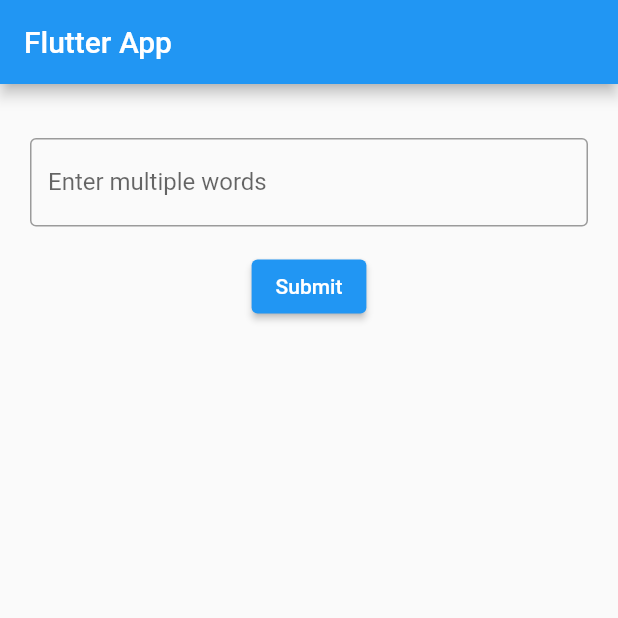
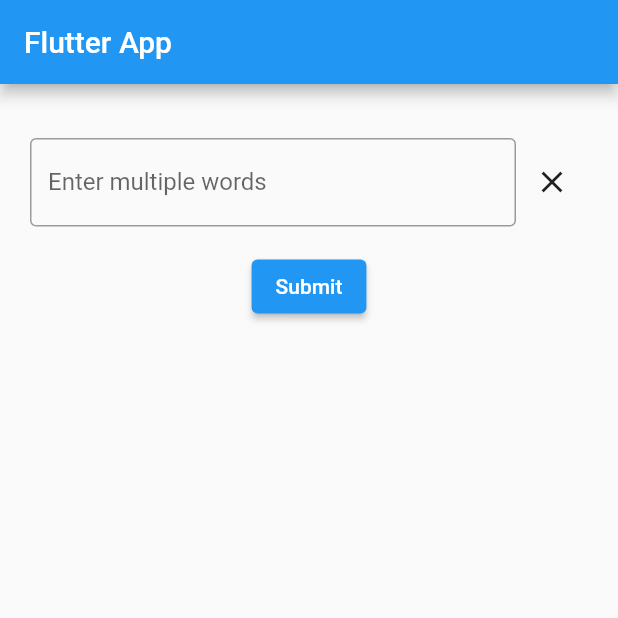
Before and after one commit to eyos-ias/Text-to-ASL, a Flutter app: the screen it shows after launch, after a tap on "Submit", on a phone screen of 412 x 824 dp, the top half of it. Run offline on Flutter 3.47's test engine with Material 2 defaults, Android fonts, the phone set to English and light mode, and no system bars.

Commit message:
almost MVP

```diff
--- a/lib/homepage.dart
+++ b/lib/homepage.dart
@@ -8,6 +8,8 @@ class MyHomePage extends StatefulWidget {
 class _MyHomePageState extends State<MyHomePage> {
   final TextEditingController _textEditingController = TextEditingController();
   List<String> words = [];
+  bool displayBoxVisible = false;
+  String lastSubmittedText = '';
 
   @override
   void dispose() {
@@ -17,13 +19,23 @@ class _MyHomePageState extends State<MyHomePage> {
 
   void _submitForm() {
     String input = _textEditingController.text.trim();
-    if (input.isNotEmpty) {
+    if (input.isNotEmpty && input != lastSubmittedText) {
       List<String> inputWords = input.split(' ');
       setState(() {
         words.addAll(inputWords);
+        displayBoxVisible = true;
+        lastSubmittedText = input;
+      });
+    }
+  }
+
+  void _clearForm() {
+    setState(() {
+      words.clear();
+      displayBoxVisible = false;
+      lastSubmittedText = '';
     });
     _textEditingController.clear();
-    }
   }
 
   String getGifPath(String word) {
@@ -40,6 +52,9 @@ class _MyHomePageState extends State<MyHomePage> {
         child: Padding(
           padding: EdgeInsets.all(20.0),
           child: Column(
+            children: [
+              if (displayBoxVisible)
+                Column(
                   children: [
                     GridView.builder(
                       shrinkWrap: true,
@@ -61,7 +76,17 @@ class _MyHomePageState extends State<MyHomePage> {
                       },
                     ),
                     SizedBox(height: 16.0),
-              TextField(
+                    ElevatedButton(
+                      onPressed: _clearForm,
+                      child: Text('Clear'),
+                    ),
+                  ],
+                ),
+              SizedBox(height: 16.0),
+              Row(
+                children: [
+                  Expanded(
+                    child: TextField(
                       controller: _textEditingController,
                       decoration: InputDecoration(
                         labelText: 'Enter multiple words',
@@ -69,6 +94,17 @@ class _MyHomePageState extends State<MyHomePage> {
                           borderSide: BorderSide(color: Colors.blue),
                         ),
                       ),
+                    ),
+                  ),
+                  IconButton(
+                    onPressed: () {
+                      setState(() {
+                        _textEditingController.clear();
+                      });
+                    },
+                    icon: Icon(Icons.clear),
+                  ),
+                ],
               ),
               SizedBox(height: 16.0),
               ElevatedButton(
```
Lines whose indentation alone changed are shown as unchanged.
